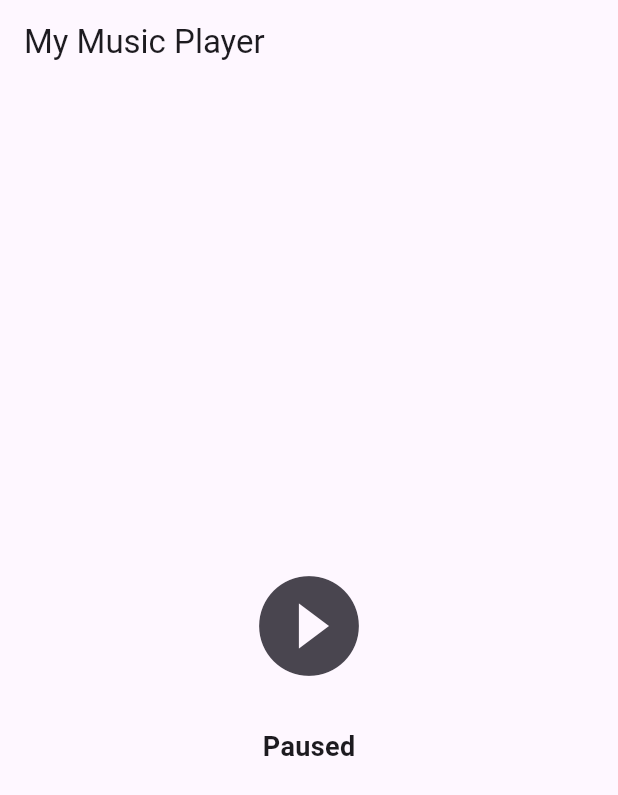
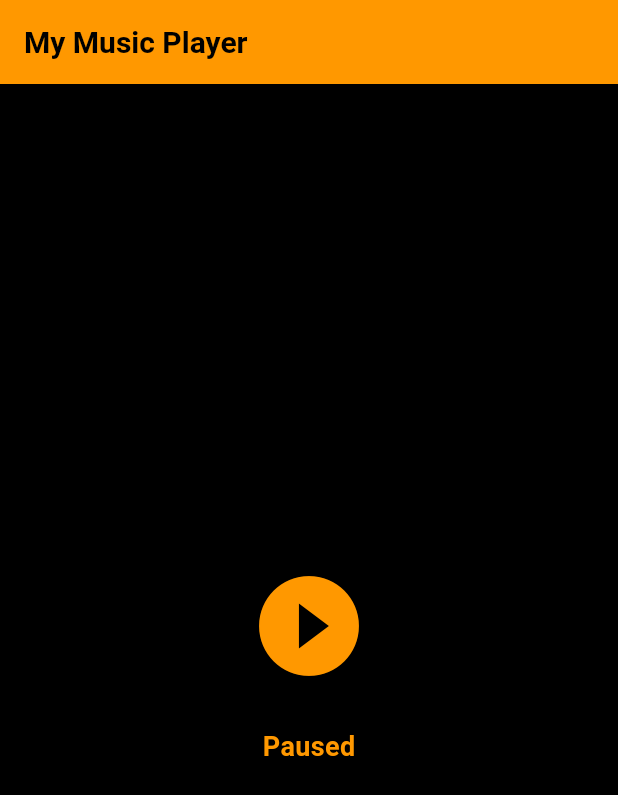
Before and after one commit to maggiieee1/assignment_unit3, a Flutter app: the screen it shows after launch, on a phone screen of 412 x 824 dp. Shown: the top 795 px of the screen. Run offline on Flutter 3.47's test engine with Material 3 defaults, Android fonts, the phone set to English and light mode, and no system bars; our stand-ins replace audioplayers.

Commit message:
update build.gradle.kts

```diff
--- a/lib/main.dart
+++ b/lib/main.dart
@@ -12,6 +12,14 @@ class MusicApp extends StatelessWidget {
   Widget build(BuildContext context) {
     return MaterialApp(
       debugShowCheckedModeBanner: false,
+      theme: ThemeData(
+        primaryColor: Colors.orange,
+        scaffoldBackgroundColor: Colors.black,
+        appBarTheme: AppBarTheme(
+          backgroundColor: Colors.orange,
+          titleTextStyle: TextStyle(color: Colors.black, fontSize: 20, fontWeight: FontWeight.bold),
+        ),
+      ),
       home: LocalMusicPlayerScreen(),
     );
   }
@@ -79,13 +87,14 @@ class _LocalMusicPlayerScreenState extends State<LocalMusicPlayerScreen> with Wi
               icon: Icon(
                 isPlaying ? Icons.pause_circle_filled : Icons.play_circle_filled,
                 size: 80,
+                color: Colors.orange,
               ),
               onPressed: _togglePlayPause,
             ),
             SizedBox(height: 20),
             Text(
               isPlaying ? 'Playing...' : 'Paused',
-              style: TextStyle(fontSize: 18, fontWeight: FontWeight.bold),
+              style: TextStyle(fontSize: 18, fontWeight: FontWeight.bold, color: Colors.orange),
             ),
           ],
         ),
```
Also changed, not shown: 1 other file.
